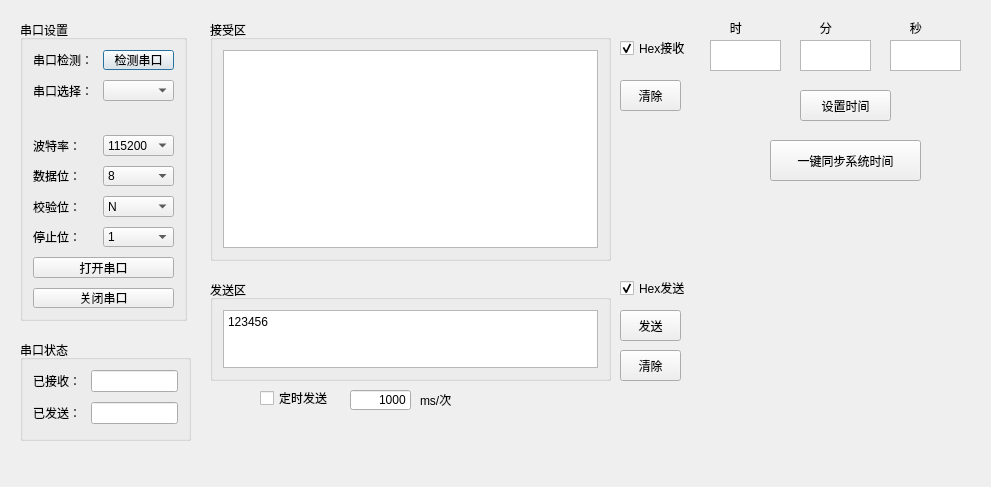
Above: ui_demo_1.ui from Dreamstarring/- before the change. Below: the same form after it.
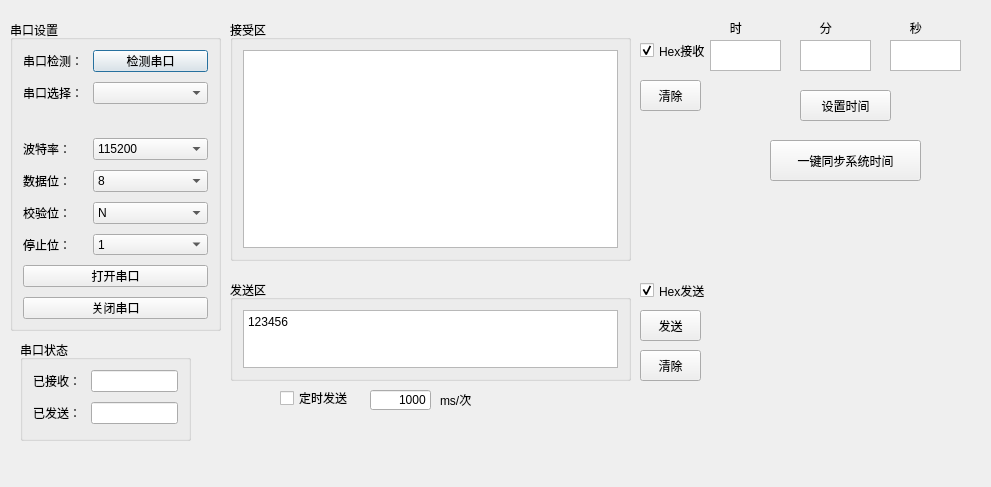
That is the form after the change.

Diff of the .ui file:
```diff
--- a/ui_demo_1.ui
+++ b/ui_demo_1.ui
@@ -16,10 +16,10 @@
   <widget class="QGroupBox" name="formGroupBox">
    <property name="geometry">
     <rect>
-     <x>20</x>
+     <x>10</x>
      <y>20</y>
-     <width>167</width>
-     <height>301</height>
+     <width>211</width>
+     <height>311</height>
     </rect>
    </property>
    <property name="title">
@@ -243,7 +243,7 @@
   <widget class="QGroupBox" name="verticalGroupBox">
    <property name="geometry">
     <rect>
-     <x>210</x>
+     <x>230</x>
      <y>20</y>
      <width>401</width>
      <height>241</height>
@@ -273,7 +273,7 @@
   <widget class="QGroupBox" name="verticalGroupBox_2">
    <property name="geometry">
     <rect>
-     <x>210</x>
+     <x>230</x>
      <y>280</y>
      <width>401</width>
      <height>101</height>
@@ -311,7 +311,7 @@
   <widget class="QPushButton" name="s3__send_button">
    <property name="geometry">
     <rect>
-     <x>620</x>
+     <x>640</x>
      <y>310</y>
      <width>61</width>
      <height>31</height>
@@ -324,7 +324,7 @@
   <widget class="QPushButton" name="s3__clear_button">
    <property name="geometry">
     <rect>
-     <x>620</x>
+     <x>640</x>
      <y>350</y>
      <width>61</width>
      <height>31</height>
@@ -390,10 +390,10 @@
   <widget class="QCheckBox" name="hex_send">
    <property name="geometry">
     <rect>
-     <x>620</x>
+     <x>640</x>
      <y>280</y>
      <width>71</width>
-     <height>16</height>
+     <height>21</height>
     </rect>
    </property>
    <property name="text">
@@ -406,10 +406,10 @@
   <widget class="QCheckBox" name="hex_receive">
    <property name="geometry">
     <rect>
-     <x>620</x>
+     <x>640</x>
      <y>40</y>
      <width>71</width>
-     <height>16</height>
+     <height>21</height>
     </rect>
    </property>
    <property name="text">
@@ -422,7 +422,7 @@
   <widget class="QPushButton" name="s2__clear_button">
    <property name="geometry">
     <rect>
-     <x>620</x>
+     <x>640</x>
      <y>80</y>
      <width>61</width>
      <height>31</height>
@@ -435,7 +435,7 @@
   <widget class="QCheckBox" name="timer_send_cb">
    <property name="geometry">
     <rect>
-     <x>260</x>
+     <x>280</x>
      <y>390</y>
      <width>71</width>
      <height>16</height>
@@ -448,7 +448,7 @@
   <widget class="QLineEdit" name="lineEdit_3">
    <property name="geometry">
     <rect>
-     <x>350</x>
+     <x>370</x>
      <y>390</y>
      <width>61</width>
      <height>20</height>
@@ -464,7 +464,7 @@
   <widget class="QLabel" name="dw">
    <property name="geometry">
     <rect>
-     <x>420</x>
+     <x>440</x>
      <y>390</y>
      <width>54</width>
      <height>20</height>
```
